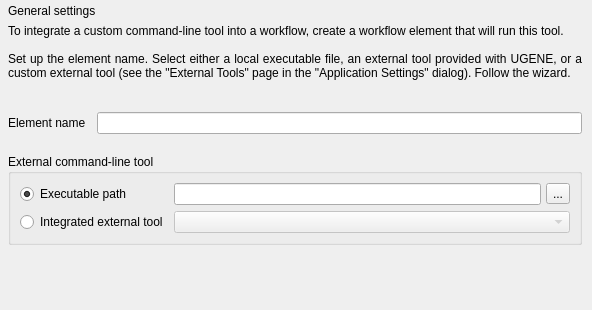
Before: the Qt Designer form src/plugins/workflow_designer/src/library/create_cmdline_based_worker/CreateCmdlineBasedWorkerWizardGeneralSettingsPage.ui in violethaze74/ugene, drawn with Qt 5.
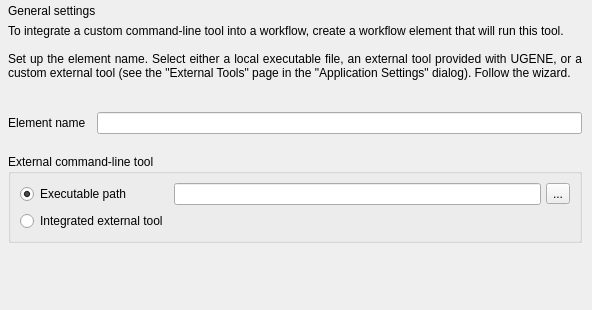
After: the same form once the commit is applied.

Commit message: UGENE-6505 Improve an integrated external tool menu

What changed in the file:
```diff
--- a/src/plugins/workflow_designer/src/library/create_cmdline_based_worker/CreateCmdlineBasedWorkerWizardGeneralSettingsPage.ui
+++ b/src/plugins/workflow_designer/src/library/create_cmdline_based_worker/CreateCmdlineBasedWorkerWizardGeneralSettingsPage.ui
@@ -112,10 +112,24 @@
        </widget>
       </item>
       <item row="1" column="1">
-       <widget class="QComboBox" name="cbIntegratedTools">
-        <property name="enabled">
-         <bool>false</bool>
-        </property>
+       <widget class="QWidget" name="container" native="true">
+        <layout class="QVBoxLayout" name="containerLayout">
+         <property name="spacing">
+          <number>0</number>
+         </property>
+         <property name="leftMargin">
+          <number>0</number>
+         </property>
+         <property name="topMargin">
+          <number>0</number>
+         </property>
+         <property name="rightMargin">
+          <number>0</number>
+         </property>
+         <property name="bottomMargin">
+          <number>0</number>
+         </property>
+        </layout>
        </widget>
       </item>
       <item row="0" column="1">
```
Left out of the diff: 50 changed lines with no effect on the pictures. The commit also changes 2 other files.
